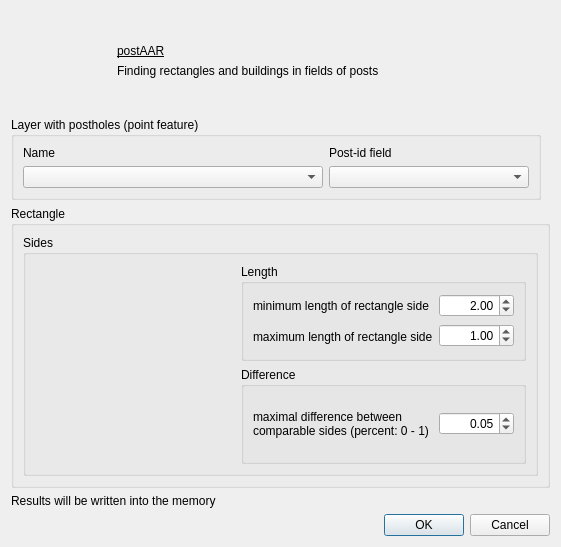
Qt form postaar_dialog_base.ui (ISAAKiel/postAAR-python) before a commit.
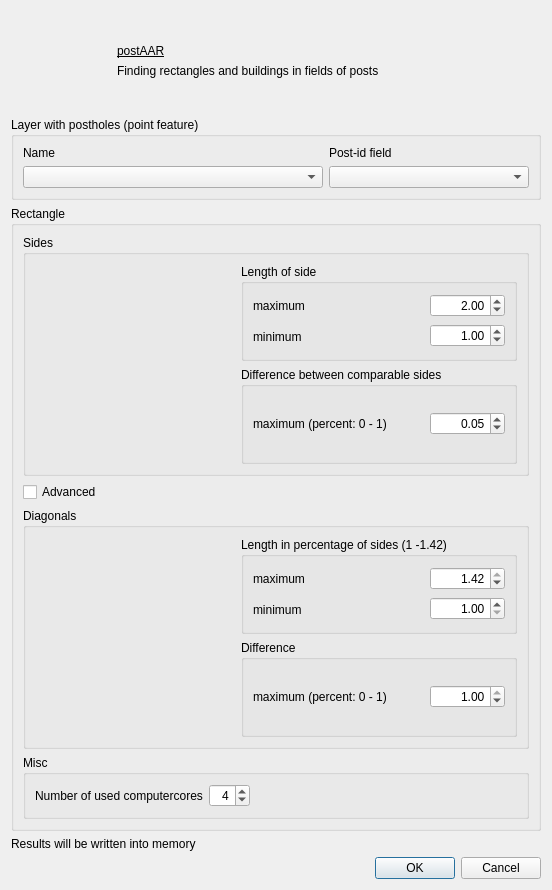
The same form after that commit. Icons and pictures are not drawn. Custom widgets are drawn as their Qt base class.

Commit message:
added advanced and piped it to the script
no real use on the script side

```diff
--- a/postaar_dialog_base.ui
+++ b/postaar_dialog_base.ui
@@ -8,11 +8,11 @@
     <x>0</x>
     <y>0</y>
     <width>548</width>
-    <height>520</height>
+    <height>843</height>
    </rect>
   </property>
   <property name="sizePolicy">
-   <sizepolicy hsizetype="Fixed" vsizetype="Fixed">
+   <sizepolicy hsizetype="Minimum" vsizetype="Fixed">
     <horstretch>0</horstretch>
     <verstretch>0</verstretch>
    </sizepolicy>
@@ -23,6 +23,12 @@
     <height>0</height>
    </size>
   </property>
+  <property name="maximumSize">
+   <size>
+    <width>16777215</width>
+    <height>16777215</height>
+   </size>
+  </property>
   <property name="windowTitle">
    <string>postAAR</string>
   </property>
@@ -198,7 +204,7 @@
      <property name="title">
       <string>Rectangle</string>
      </property>
-     <layout class="QHBoxLayout" name="horizontalLayout_2">
+     <layout class="QVBoxLayout" name="verticalLayout_10">
       <item>
        <widget class="QGroupBox" name="groupBox_2">
         <property name="title">
@@ -235,11 +241,24 @@
            <item>
             <widget class="QGroupBox" name="groupBox_3">
              <property name="title">
-              <string>Length</string>
+              <string>Length of side</string>
              </property>
              <layout class="QHBoxLayout" name="horizontalLayout_4">
               <item>
                <layout class="QVBoxLayout" name="verticalLayout_6">
+                <item>
+                 <widget class="QLabel" name="maximum_length_side_label">
+                  <property name="toolTip">
+                   <string>Maximum lenght of a side of the rectangles to be found (map units).</string>
+                  </property>
+                  <property name="locale">
+                   <locale language="English" country="UnitedKingdom"/>
+                  </property>
+                  <property name="text">
+                   <string>maximum</string>
+                  </property>
+                 </widget>
+                </item>
                 <item>
                  <widget class="QLabel" name="minimum_length_side_label">
                   <property name="toolTip">
@@ -249,20 +268,7 @@
                    <locale language="English" country="UnitedKingdom"/>
                   </property>
                   <property name="text">
-                   <string>minimum length of rectangle side</string>
-                  </property>
-                 </widget>
-                </item>
-                <item>
-                 <widget class="QLabel" name="maximum_length_side_label">
-                  <property name="toolTip">
-                   <string>Maximum lenght of a side of the rectangles to be found (map units).</string>
-                  </property>
-                  <property name="locale">
-                   <locale language="English" country="UnitedKingdom"/>
-                  </property>
-                  <property name="text">
-                   <string>maximum length of rectangle side</string>
+                   <string>minimum</string>
                   </property>
                  </widget>
                 </item>
@@ -346,7 +352,7 @@
            <item>
             <widget class="QGroupBox" name="groupBox_4">
              <property name="title">
-              <string>Difference</string>
+              <string>Difference between comparable sides</string>
              </property>
              <layout class="QHBoxLayout" name="horizontalLayout_6">
               <item>
@@ -366,8 +372,7 @@
                    <locale language="English" country="UnitedKingdom"/>
                   </property>
                   <property name="text">
-                   <string>maximal difference between 
-comparable sides (percent: 0 - 1)</string>
+                   <string>maximum (percent: 0 - 1)</string>
                   </property>
                  </widget>
                 </item>
@@ -419,6 +424,260 @@
         </layout>
        </widget>
       </item>
+      <item>
+       <widget class="QCheckBox" name="advanced">
+        <property name="text">
+         <string>Advanced</string>
+        </property>
+       </widget>
+      </item>
+      <item>
+       <widget class="QGroupBox" name="gBDiagonals">
+        <property name="enabled">
+         <bool>true</bool>
+        </property>
+        <property name="title">
+         <string>Diagonals</string>
+        </property>
+        <layout class="QHBoxLayout" name="horizontalLayout_2">
+         <item>
+          <widget class="QLabel" name="label_2">
+           <property name="sizePolicy">
+            <sizepolicy hsizetype="Minimum" vsizetype="Minimum">
+             <horstretch>0</horstretch>
+             <verstretch>0</verstretch>
+            </sizepolicy>
+           </property>
+           <property name="minimumSize">
+            <size>
+             <width>200</width>
+             <height>200</height>
+            </size>
+           </property>
+           <property name="maximumSize">
+            <size>
+             <width>200</width>
+             <height>200</height>
+            </size>
+           </property>
+           <property name="text">
+            <string/>
+           </property>
+           <property name="pixmap">
+            <pixmap>:/plugins/postAAR/img/rect_diagonals.png</pixmap>
+           </property>
+           <property name="scaledContents">
+            <bool>true</bool>
+           </property>
+          </widget>
+         </item>
+         <item>
+          <layout class="QVBoxLayout" name="verticalLayout_11">
+           <item>
+            <widget class="QGroupBox" name="groupBox_6">
+             <property name="title">
+              <string>Length in percentage of sides (1 -1.42)</string>
+             </property>
+             <layout class="QHBoxLayout" name="horizontalLayout_7">
+              <item>
+               <layout class="QVBoxLayout" name="verticalLayout_12">
+                <item>
+                 <widget class="QLabel" name="label_3">
+                  <property name="text">
+                   <string>maximum</string>
+                  </property>
+                 </widget>
+                </item>
+                <item>
+                 <widget class="QLabel" name="label_4">
+                  <property name="text">
+                   <string>minimum</string>
+                  </property>
+                 </widget>
+                </item>
+               </layout>
+              </item>
+              <item>
+               <layout class="QVBoxLayout" name="verticalLayout_13">
+                <item alignment="Qt::AlignRight">
+                 <widget class="QDoubleSpinBox" name="maximum_length_of_diagonal">
+                  <property name="minimumSize">
+                   <size>
+                    <width>75</width>
+                    <height>0</height>
+                   </size>
+                  </property>
+                  <property name="maximumSize">
+                   <size>
+                    <width>75</width>
+                    <height>16777215</height>
+                   </size>
+                  </property>
+                  <property name="alignment">
+                   <set>Qt::AlignRight|Qt::AlignTrailing|Qt::AlignVCenter</set>
+                  </property>
+                  <property name="minimum">
+                   <double>1.000000000000000</double>
+                  </property>
+                  <property name="maximum">
+                   <double>1.420000000000000</double>
+                  </property>
+                  <property name="singleStep">
+                   <double>0.010000000000000</double>
+                  </property>
+                  <property name="value">
+                   <double>1.420000000000000</double>
+                  </property>
+                 </widget>
+                </item>
+                <item alignment="Qt::AlignRight">
+                 <widget class="QDoubleSpinBox" name="minimum_length_of_diagonal">
+                  <property name="minimumSize">
+                   <size>
+                    <width>75</width>
+                    <height>0</height>
+                   </size>
+                  </property>
+                  <property name="maximumSize">
+                   <size>
+                    <width>75</width>
+                    <height>16777215</height>
+                   </size>
+                  </property>
+                  <property name="alignment">
+                   <set>Qt::AlignRight|Qt::AlignTrailing|Qt::AlignVCenter</set>
+                  </property>
+                  <property name="minimum">
+                   <double>1.000000000000000</double>
+                  </property>
+                  <property name="maximum">
+                   <double>1.420000000000000</double>
+                  </property>
+                  <property name="singleStep">
+                   <double>0.010000000000000</double>
+                  </property>
+                  <property name="value">
+                   <double>1.000000000000000</double>
+                  </property>
+                 </widget>
+                </item>
+               </layout>
+              </item>
+             </layout>
+            </widget>
+           </item>
+           <item>
+            <widget class="QGroupBox" name="groupBox_7">
+             <property name="title">
+              <string>Difference</string>
+             </property>
+             <layout class="QHBoxLayout" name="horizontalLayout_8">
+              <item>
+               <layout class="QVBoxLayout" name="verticalLayout_14">
+                <item>
+                 <widget class="QLabel" name="label_5">
+                  <property name="text">
+                   <string>maximum (percent: 0 - 1)</string>
+                  </property>
+                 </widget>
+                </item>
+               </layout>
+              </item>
+              <item>
+               <layout class="QVBoxLayout" name="verticalLayout_15">
+                <item alignment="Qt::AlignRight">
+                 <widget class="QDoubleSpinBox" name="maximal_diagonal_difference">
+                  <property name="minimumSize">
+                   <size>
+                    <width>75</width>
+                    <height>0</height>
+                   </size>
+                  </property>
+                  <property name="maximumSize">
+                   <size>
+                    <width>75</width>
+                    <height>16777215</height>
+                   </size>
+                  </property>
+                  <property name="alignment">
+                   <set>Qt::AlignRight|Qt::AlignTrailing|Qt::AlignVCenter</set>
+                  </property>
+                  <property name="maximum">
+                   <double>1.000000000000000</double>
+                  </property>
+                  <property name="singleStep">
+                   <double>0.050000000000000</double>
+                  </property>
+                  <property name="value">
+                   <double>1.000000000000000</double>
+                  </property>
+                 </widget>
+                </item>
+               </layout>
+              </item>
+             </layout>
+            </widget>
+           </item>
+          </layout>
+         </item>
+        </layout>
+       </widget>
+      </item>
+      <item>
+       <widget class="QGroupBox" name="gBMisc">
+        <property name="title">
+         <string>Misc</string>
+        </property>
+        <layout class="QVBoxLayout" name="verticalLayout_16">
+         <item>
+          <layout class="QHBoxLayout" name="horizontalLayout_9">
+           <item>
+            <widget class="QLabel" name="label_6">
+             <property name="sizePolicy">
+              <sizepolicy hsizetype="Minimum" vsizetype="Preferred">
+               <horstretch>0</horstretch>
+               <verstretch>0</verstretch>
+              </sizepolicy>
+             </property>
+             <property name="text">
+              <string>Number of used computercores</string>
+             </property>
+            </widget>
+           </item>
+           <item>
+            <widget class="QSpinBox" name="cores">
+             <property name="alignment">
+              <set>Qt::AlignRight|Qt::AlignTrailing|Qt::AlignVCenter</set>
+             </property>
+             <property name="minimum">
+              <number>1</number>
+             </property>
+             <property name="value">
+              <number>4</number>
+             </property>
+             <property name="displayIntegerBase">
+              <number>10</number>
+             </property>
+            </widget>
+           </item>
+           <item>
+            <spacer name="horizontalSpacer">
+             <property name="orientation">
+              <enum>Qt::Horizontal</enum>
+             </property>
+             <property name="sizeHint" stdset="0">
+              <size>
+               <width>40</width>
+               <height>20</height>
+              </size>
+             </property>
+            </spacer>
+           </item>
+          </layout>
+         </item>
+        </layout>
+       </widget>
+      </item>
      </layout>
     </widget>
    </item>
@@ -428,7 +687,7 @@
       <locale language="English" country="UnitedKingdom"/>
      </property>
      <property name="text">
-      <string>Results will be written into the memory</string>
+      <string>Results will be written into memory</string>
      </property>
     </widget>
    </item>
```
The commit also changes 6 other files.
